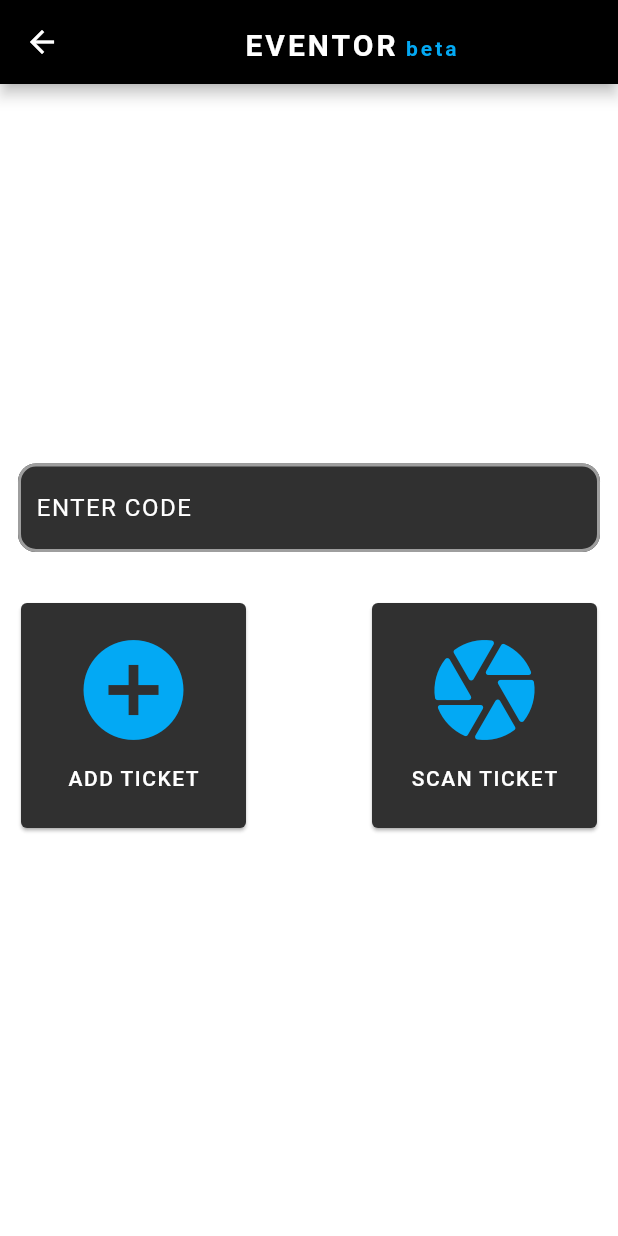
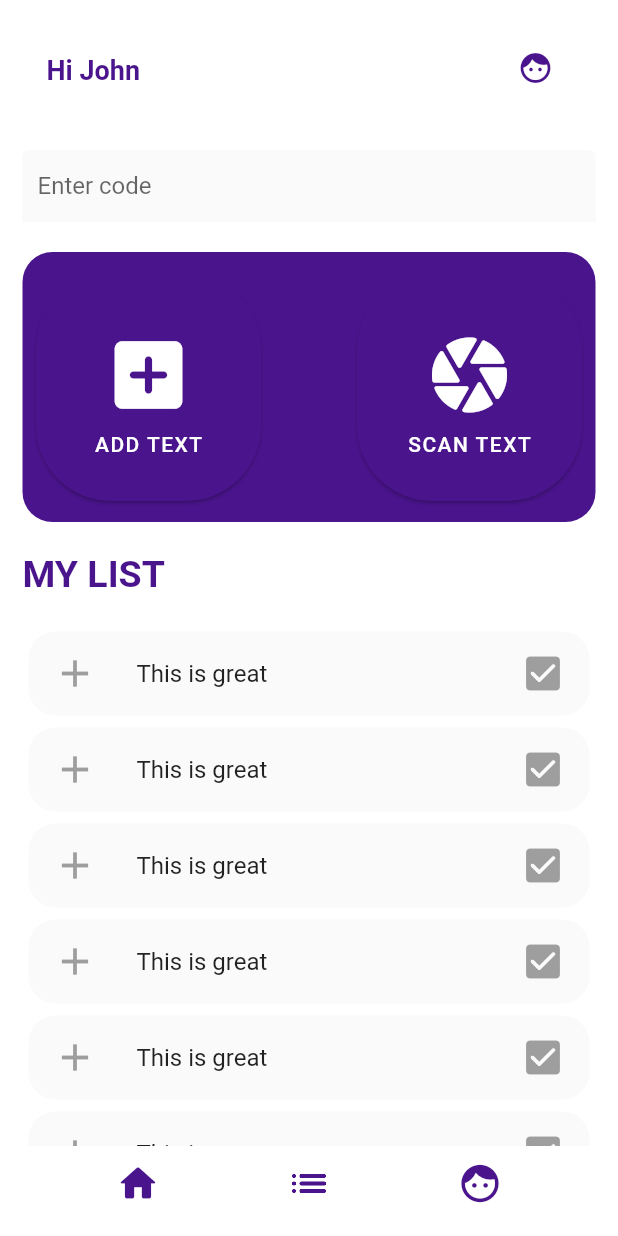
Before and after one commit to pozadkey/eventor, a Flutter app: the Home screen opened directly, on a phone screen of 412 x 824 dp. Run offline on Flutter 3.47's test engine with Material 2 defaults, Android fonts, the phone set to English and light mode, and no system bars; missing offline and left inert: flutter_barcode_scanner.

Commit message:
changed homepage

```diff
--- a/lib/main.dart
+++ b/lib/main.dart
@@ -1,4 +1,3 @@
-import 'package:eventor/views/demo.dart';
 import 'package:eventor/views/home.dart';
 import 'package:eventor/views/login.dart';
 import 'package:eventor/views/profile.dart';
@@ -21,12 +20,12 @@ class _MyAppState extends State<MyApp> {
   Widget build(BuildContext context) {
     return MaterialApp(
         theme: new ThemeData(scaffoldBackgroundColor: Colors.white),
-        home: Demo(),
+        home: Home(),
         routes: <String, WidgetBuilder>{
           '/login': (BuildContext context) => new Login(),
           '/register': (BuildContext context) => new Register(),
           '/logout': (BuildContext context) => new Register(),
-          '/dashboard': (BuildContext context) => new Demo(),
+          '/dashboard': (BuildContext context) => new Home(),
           '/profile': (BuildContext context) => new Profile(),
         });
   }
--- a/lib/model/detail.dart
+++ b/lib/model/detail.dart
@@ -1,5 +1,3 @@
-import 'package:flutter/material.dart';
-
 class Detail {
   String text;
   String type;
--- a/lib/views/home.dart
+++ b/lib/views/home.dart
@@ -1,10 +1,12 @@
 import 'dart:convert';
+
+import 'package:eventor/model/detail.dart';
+import 'package:eventor/views/success.dart';
+import 'package:eventor/views/errors.dart';
+import 'package:http/http.dart' as http;
 import 'package:flutter/material.dart';
 import 'package:flutter/services.dart';
-import 'package:http/http.dart' as http;
 import 'package:flutter_barcode_scanner/flutter_barcode_scanner.dart';
-import 'package:eventor/views/success.dart';
-import 'package:eventor/views/errors.dart';
 
 class Home extends StatefulWidget {
   const Home({Key? key}) : super(key: key);
@@ -23,43 +25,44 @@ class _HomeState extends State<Home> {
   @override
   Widget build(BuildContext context) {
     return Scaffold(
-      appBar: AppBar(
-        title: Row(
-          mainAxisAlignment: MainAxisAlignment.center,
+      appBar: PreferredSize(
+        preferredSize: Size.fromHeight(70),
+        child: AppBar(
+          elevation: 0,
+          title: Container(
+            padding: EdgeInsets.fromLTRB(15, 40, 15, 5),
+            child: Row(
+              mainAxisAlignment: MainAxisAlignment.spaceBetween,
               children: [
-            Text('EVENTOR',
+                Text(
+                  'Hi John',
                   style: TextStyle(
-                    color: Colors.white,
-                    fontSize: 20,
-                    letterSpacing: 2.0,
+                      color: Colors.purple[900],
+                      fontSize: 18,
                       height: 1.5,
-                    fontWeight: FontWeight.w700)),
-            SizedBox(
-              width: 5,
+                      fontWeight: FontWeight.w700),
                 ),
-            Text('beta',
-                style: TextStyle(
-                    color: Colors.lightBlue,
-                    fontSize: 14,
-                    letterSpacing: 2.0,
-                    height: 2.3,
-                    fontWeight: FontWeight.w600)),
+                IconButton(
+                  icon: Icon(Icons.face_rounded),
+                  color: Colors.purple[900],
+                  onPressed: () {
+                    Navigator.of(context).popAndPushNamed('/profile');
+                  },
+                ),
               ],
             ),
+          ),
           centerTitle: true,
-        backgroundColor: Colors.black,
+          backgroundColor: Colors.white,
         ),
-      body: Center(
-        child: SingleChildScrollView(
-          child: Column(
+      ),
+      body: ListView(
         children: [
-              Container(
-                padding: EdgeInsets.fromLTRB(12, 0, 12, 0),
+          Padding(
+            padding: EdgeInsets.fromLTRB(15, 30, 15, 10),
             child: Form(
               key: _formKey,
-                  child: Column(
-                    children: [
-                      TextFormField(
+              child: TextFormField(
                 validator: (val) {
                   if (val!.isEmpty) {
                     return '';
@@ -68,51 +71,48 @@ class _HomeState extends State<Home> {
                     return null;
                   }
                 },
-                        style: TextStyle(color: Colors.white),
                 decoration: InputDecoration(
-                          fillColor: Colors.grey[850],
+                  fillColor: Colors.grey[50],
                   filled: true,
-                          hintText: 'ENTER CODE',
-                          hintStyle: TextStyle(
-                              color: Colors.white, letterSpacing: 1.0),
+                  hintText: 'Enter code',
+                  contentPadding: EdgeInsets.fromLTRB(10, 10, 10, 10),
                   border: OutlineInputBorder(
-                            borderRadius: BorderRadius.circular(12.0),
+                    borderRadius: BorderRadius.circular(10.0),
                   ),
-                          enabledBorder: OutlineInputBorder(
-                              borderRadius: BorderRadius.circular(12.0),
-                              borderSide:
-                                  BorderSide(color: Colors.grey, width: 2.0)),
-                          focusedBorder: OutlineInputBorder(
-                            borderSide:
-                                BorderSide(color: Colors.lightBlue, width: 2.0),
-                            borderRadius: BorderRadius.circular(12.0),
-                          ),
-                          errorBorder: OutlineInputBorder(
-                              borderRadius: BorderRadius.circular(12.0),
-                              borderSide:
-                                  BorderSide(color: Colors.grey, width: 2.0)),
-                        ),
-                      ),
-                    ],
+                  enabledBorder: UnderlineInputBorder(
+                      borderSide: BorderSide(
+                          style: BorderStyle.none, color: Colors.white)),
+                  focusedBorder: UnderlineInputBorder(
+                    borderSide: BorderSide(
+                        style: BorderStyle.none, color: Colors.white),
                   ),
                 ),
               ),
-              SizedBox(
-                height: 30,
             ),
-              Container(
-                padding: EdgeInsets.fromLTRB(10, 0, 10, 0),
+          ),
+          Padding(
+            padding: EdgeInsets.fromLTRB(15, 10, 15, 10),
+            child: Container(
+              padding: EdgeInsets.fromLTRB(5, 10, 5, 10),
+              decoration: BoxDecoration(
+                  color: Colors.purple[900],
+                  borderRadius: BorderRadius.all(
+                    Radius.circular(20.0),
+                  )),
+              height: 180,
               child: Row(
                 mainAxisAlignment: MainAxisAlignment.spaceBetween,
                 children: [
-                    Card(
-                        color: Colors.grey[850],
-                        shadowColor: Colors.grey,
+                  Container(
+                    child: Flexible(
+                      child: Card(
+                        color: Colors.purple[900],
+                        shape: RoundedRectangleBorder(
+                            borderRadius: BorderRadius.circular(50.0)),
                         child: Container(
-                            padding: EdgeInsets.all(10),
                             width: 150,
-                            height: 150,
                             child: Column(
+                              mainAxisAlignment: MainAxisAlignment.center,
                               children: [
                                 IconButton(
                                   onPressed: () {
@@ -122,33 +122,32 @@ class _HomeState extends State<Home> {
                                       addBarcode();
                                     }
                                   },
-                                  color: Colors.lightBlue,
-                                  icon: Icon(Icons.add_circle),
-                                  iconSize: 80,
-                                ),
-                                SizedBox(
-                                  height: 3,
+                                  icon: Icon(Icons.add_box_rounded),
+                                  iconSize: 60,
+                                  color: Colors.white,
                                 ),
                                 Text(
-                                  'ADD TICKET',
+                                  'ADD TEXT',
                                   style: TextStyle(
                                       color: Colors.white,
                                       letterSpacing: 1.0,
                                       fontWeight: FontWeight.w500),
                                 )
                               ],
-                            ))),
-                    SizedBox(
-                      width: 15,
+                            )),
                       ),
-                    Card(
-                        color: Colors.grey[850],
-                        shadowColor: Colors.grey,
+                    ),
+                  ),
+                  Container(
+                    child: Flexible(
+                      child: Card(
+                        color: Colors.purple[900],
+                        shape: RoundedRectangleBorder(
+                            borderRadius: BorderRadius.circular(50.0)),
                         child: Container(
-                            padding: EdgeInsets.all(10),
                             width: 150,
-                            height: 150,
                             child: Column(
+                              mainAxisAlignment: MainAxisAlignment.center,
                               children: [
                                 IconButton(
                                   onPressed: () {
@@ -158,31 +157,137 @@ class _HomeState extends State<Home> {
                                       scanBarcode();
                                     }
                                   },
-                                  color: Colors.lightBlue,
                                   icon: Icon(Icons.camera_rounded),
-                                  iconSize: 80,
-                                ),
-                                SizedBox(
-                                  height: 3,
+                                  iconSize: 60,
+                                  color: Colors.white,
                                 ),
                                 Text(
-                                  'SCAN TICKET',
+                                  'SCAN TEXT',
                                   style: TextStyle(
                                       color: Colors.white,
                                       letterSpacing: 1.0,
                                       fontWeight: FontWeight.w500),
                                 )
                               ],
-                            ))),
+                            )),
+                      ),
+                    ),
+                  )
                 ],
               ),
             ),
-              SizedBox(
-                height: 15,
+          ),
+          Padding(
+            padding: EdgeInsets.fromLTRB(15, 10, 15, 10),
+            child: Text(
+              'MY LIST',
+              style: TextStyle(
+                  color: Colors.purple[900],
+                  fontSize: 25,
+                  fontWeight: FontWeight.w700),
+            ),
+          ),
+          Padding(
+            padding: EdgeInsets.fromLTRB(15, 10, 15, 10),
+            child: ListView.builder(
+                physics: ScrollPhysics(),
+                shrinkWrap: true,
+                itemCount: 8,
+                itemBuilder: (context, index) {
+                  Detail detail = detailList[index];
+                  return Container(
+                    child: Card(
+                      shape: RoundedRectangleBorder(
+                          borderRadius: BorderRadius.circular(18.0)),
+                      color: Colors.grey[50],
+                      elevation: 0,
+                      child: ListTile(
+                        title: Text(detail.text),
+                        leading: Icon(
+                          Icons.add,
+                          color: Colors.grey[500],
+                          size: 30,
+                        ),
+                        trailing: Icon(
+                          Icons.check_box_rounded,
+                          color: Colors.grey[500],
+                          size: 30,
+                        ),
+                      ),
+                    ),
+                  );
+                }),
+          ),
+          Container(
+            padding: EdgeInsets.fromLTRB(100, 10, 100, 100),
+            child: Center(
+              child: TextButton(
+                onPressed: () {},
+                child: Row(
+                  mainAxisAlignment: MainAxisAlignment.center,
+                  children: [
+                    Icon(
+                      Icons.search,
+                      color: Colors.white,
+                    ),
+                    Text(
+                      'VIEW MORE...',
+                      style: TextStyle(
+                          color: Colors.white,
+                          letterSpacing: 1.0,
+                          fontSize: 14,
+                          fontWeight: FontWeight.w700),
+                    ),
+                  ],
+                ),
+                style: TextButton.styleFrom(
+                  shape: RoundedRectangleBorder(
+                      borderRadius: BorderRadius.circular(12.0)),
+                  backgroundColor: Colors.purple[900],
+                  shadowColor: Colors.grey[900],
+                ),
+              ),
+            ),
+          ),
+        ],
+      ),
+      bottomNavigationBar: PreferredSize(
+        preferredSize: Size.fromHeight(70),
+        child: BottomAppBar(
+            elevation: 0,
+            child: Container(
+              height: 60,
+              child: Padding(
+                padding: EdgeInsets.fromLTRB(2, 0, 2, 10),
+                child: Row(
+                  mainAxisAlignment: MainAxisAlignment.spaceEvenly,
+                  children: [
+                    IconButton(
+                      onPressed: () {
+                        Navigator.of(context).popAndPushNamed('/dashboard');
+                      },
+                      icon: Icon(Icons.home_rounded),
+                      iconSize: 30,
+                      color: Colors.purple[900],
+                    ),
+                    IconButton(
+                      onPressed: () {},
+                      icon: Icon(Icons.list_rounded),
+                      iconSize: 30,
+                      color: Colors.purple[900],
+                    ),
+                    IconButton(
+                      onPressed: () {
+                        Navigator.of(context).popAndPushNamed('/profile');
+                      },
+                      icon: Icon(Icons.face_rounded),
+                      iconSize: 30,
+                      color: Colors.purple[900],
                     ),
                   ],
                 ),
               ),
+            )),
       ),
     );
   }
@@ -231,7 +336,7 @@ class _HomeState extends State<Home> {
 
   addTicket(code) async {
     //var url = 'http://10.0.2.2:8000/add';
-    var url = '172.20.10.8:3000/add';
+    var url = 'http://172.20.10.8:3000/add';
     final response = await http.post(
       Uri.parse(url),
       headers: <String, String>{
@@ -256,7 +361,7 @@ class _HomeState extends State<Home> {
   }
 
   validateTicket(code) async {
-    var url = '172.20.10.8:3000/validate';
+    var url = 'http://172.20.10.8:3000/validate';
     final response = await http.post(
       Uri.parse(url),
       headers: <String, String>{
@@ -264,7 +369,6 @@ class _HomeState extends State<Home> {
       },
       body: jsonEncode(<String, String>{
         'code': code,
-
       }),
     );
 
```
Also changed, not shown: lib/views/demo.dart (deleted, +0 -389 lines). Lines whose indentation alone changed are shown as unchanged.
